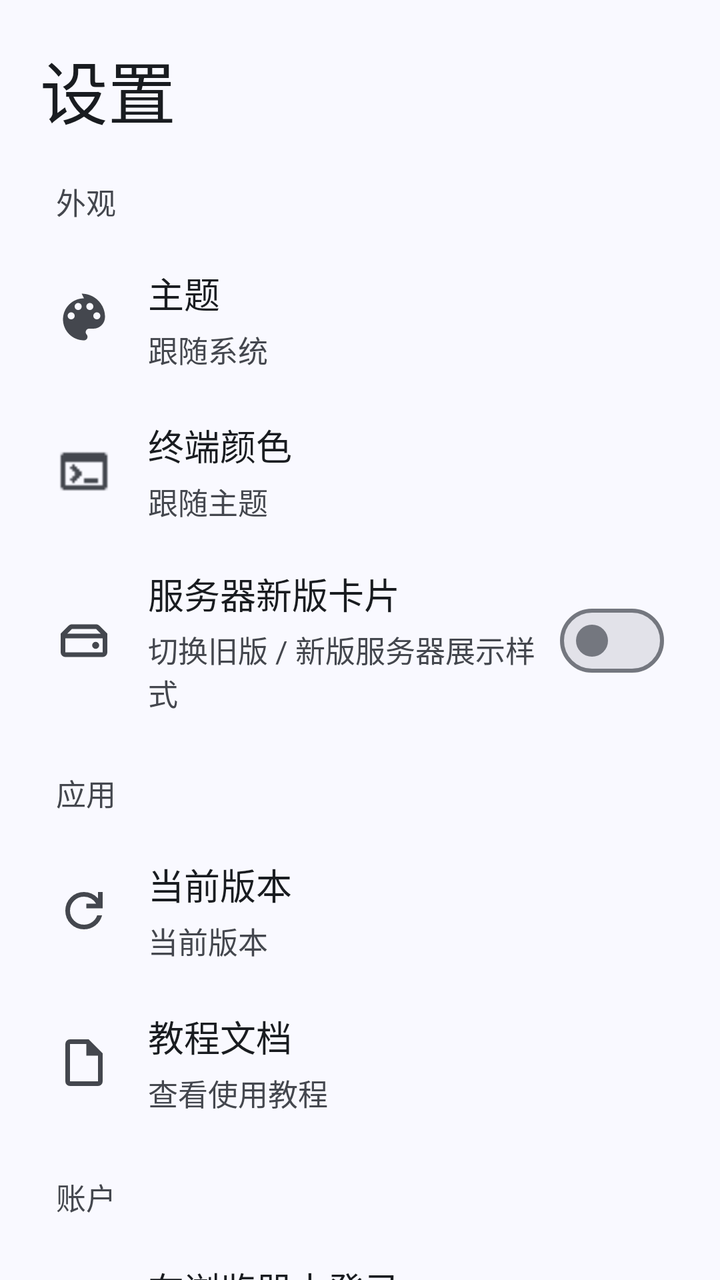
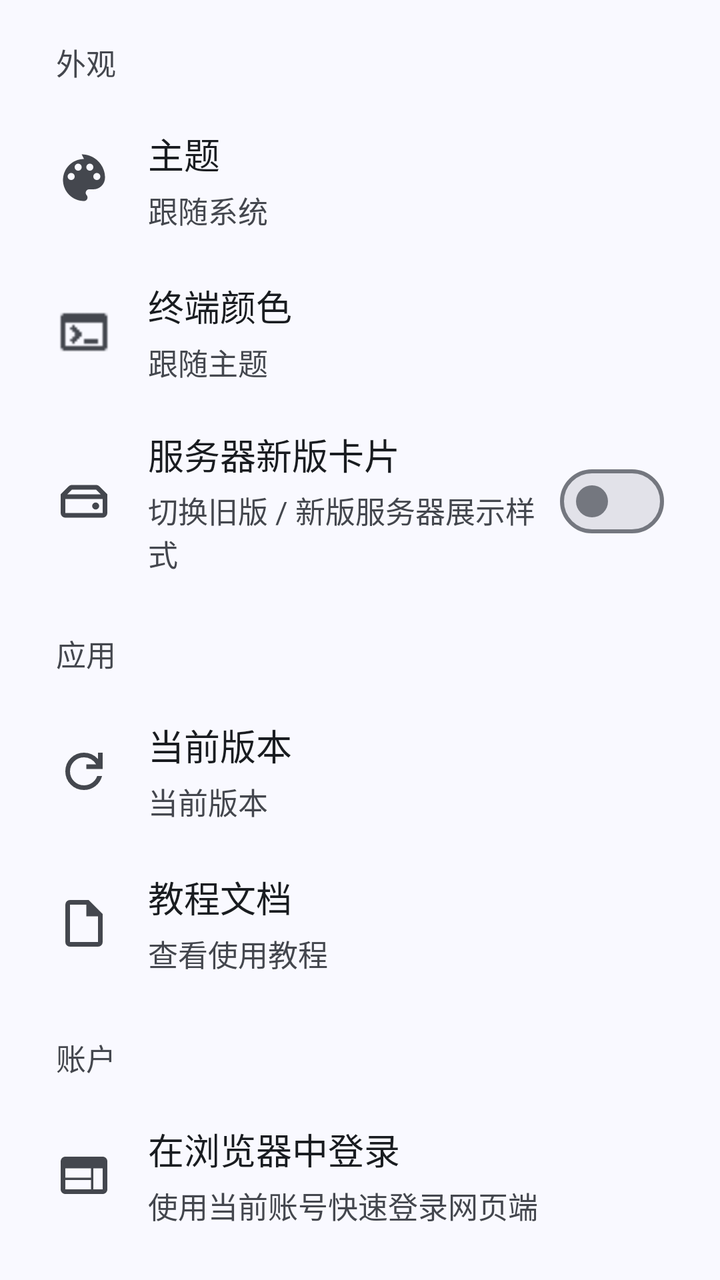

Before-and-after screenshots of an Android layout around one commit, followed by the original layout XML and the change that was made.
<!-- AndroidManifest.xml: application theme Theme.Simpfun -->
<!-- res/layout/fragment_settings.xml -->
<?xml version="1.0" encoding="utf-8"?>
<androidx.core.widget.NestedScrollView xmlns:android="http://schemas.android.com/apk/res/android"
    xmlns:app="http://schemas.android.com/apk/res-auto"
    android:id="@+id/scroll_settings"
    android:layout_width="match_parent"
    android:layout_height="match_parent"
    android:background="?attr/colorSurface"
    android:scrollbars="none">

    <LinearLayout
        android:layout_width="match_parent"
        android:layout_height="wrap_content"
        android:orientation="vertical"
        android:paddingStart="20dp"
        android:paddingTop="20dp"
        android:paddingEnd="20dp"
        android:paddingBottom="96dp">

        <TextView
            android:tag="settings_title"
            android:layout_width="wrap_content"
            android:layout_height="wrap_content"
            android:text="设置"
            android:textSize="34sp"
            android:textColor="?attr/colorOnSurface"
            android:textStyle="normal"
            android:layout_marginBottom="20dp" />

        <TextView
            android:layout_width="wrap_content"
            android:layout_height="wrap_content"
            android:text="外观"
            android:textSize="15sp"
            android:textColor="?attr/colorOnSurfaceVariant"
            android:layout_marginStart="8dp"
            android:layout_marginBottom="10dp" />

        <LinearLayout
            android:id="@+id/option_theme"
            android:layout_width="match_parent"
            android:layout_height="wrap_content"
            android:minHeight="76dp"
            android:orientation="horizontal"
            android:gravity="center_vertical"
            android:paddingHorizontal="8dp"
            android:paddingVertical="10dp"
            android:background="?attr/selectableItemBackground"
            android:clickable="true"
            android:focusable="true">

            <ImageView
                android:layout_width="28dp"
                android:layout_height="28dp"
                android:layout_marginEnd="18dp"
                android:src="@drawable/ic_palette"
                android:contentDescription="主题"
                app:tint="?attr/colorOnSurfaceVariant" />

            <LinearLayout
                android:layout_width="0dp"
                android:layout_height="wrap_content"
                android:layout_weight="1"
                android:orientation="vertical">

                <TextView
                    android:layout_width="wrap_content"
                    android:layout_height="wrap_content"
                    android:text="主题"
                    android:textSize="18sp"
                    android:textColor="?attr/colorOnSurface" />

                <TextView
                    android:id="@+id/tv_theme_current"
                    android:layout_width="wrap_content"
                    android:layout_height="wrap_content"
                    android:layout_marginTop="4dp"
                    android:text="跟随系统"
                    android:textSize="15sp"
                    android:textColor="?attr/colorOnSurfaceVariant" />
            </LinearLayout>
        </LinearLayout>

        <LinearLayout
            android:id="@+id/option_terminal_theme"
            android:layout_width="match_parent"
            android:layout_height="wrap_content"
            android:minHeight="76dp"
            android:orientation="horizontal"
            android:gravity="center_vertical"
            android:paddingHorizontal="8dp"
            android:paddingVertical="10dp"
            android:background="?attr/selectableItemBackground"
            android:clickable="true"
            android:focusable="true">

            <ImageView
                android:layout_width="28dp"
                android:layout_height="28dp"
                android:layout_marginEnd="18dp"
                android:src="@drawable/term"
                android:contentDescription="终端颜色"
                app:tint="?attr/colorOnSurfaceVariant" />

            <LinearLayout
                android:layout_width="0dp"
                android:layout_height="wrap_content"
                android:layout_weight="1"
                android:orientation="vertical">

                <TextView
                    android:layout_width="wrap_content"
                    android:layout_height="wrap_content"
                    android:text="终端颜色"
                    android:textSize="18sp"
                    android:textColor="?attr/colorOnSurface" />

                <TextView
                    android:id="@+id/tv_terminal_theme_current"
                    android:layout_width="wrap_content"
                    android:layout_height="wrap_content"
                    android:layout_marginTop="4dp"
                    android:text="跟随主题"
                    android:textSize="15sp"
                    android:textColor="?attr/colorOnSurfaceVariant" />
            </LinearLayout>
        </LinearLayout>

        <LinearLayout
            android:layout_width="match_parent"
            android:layout_height="wrap_content"
            android:minHeight="76dp"
            android:orientation="horizontal"
            android:gravity="center_vertical"
            android:paddingHorizontal="8dp"
            android:paddingVertical="10dp">

            <ImageView
                android:layout_width="28dp"
                android:layout_height="28dp"
                android:layout_marginEnd="18dp"
                android:src="@drawable/ic_server"
                android:contentDescription="服务器新版卡片"
                app:tint="?attr/colorOnSurfaceVariant" />

            <LinearLayout
                android:layout_width="0dp"
                android:layout_height="wrap_content"
                android:layout_weight="1"
                android:orientation="vertical">

                <TextView
                    android:layout_width="wrap_content"
                    android:layout_height="wrap_content"
                    android:text="服务器新版卡片"
                    android:textSize="18sp"
                    android:textColor="?attr/colorOnSurface" />

                <TextView
                    android:layout_width="wrap_content"
                    android:layout_height="wrap_content"
                    android:layout_marginTop="4dp"
                    android:text="切换旧版 / 新版服务器展示样式"
                    android:textSize="15sp"
                    android:textColor="?attr/colorOnSurfaceVariant" />
            </LinearLayout>

            <com.google.android.material.materialswitch.MaterialSwitch
                android:id="@+id/switch_server_card_style"
                android:layout_width="wrap_content"
                android:layout_height="wrap_content" />
        </LinearLayout>

        <TextView
            android:layout_width="wrap_content"
            android:layout_height="wrap_content"
            android:text="应用"
            android:textSize="15sp"
            android:textColor="?attr/colorOnSurfaceVariant"
            android:layout_marginStart="8dp"
            android:layout_marginTop="18dp"
            android:layout_marginBottom="10dp" />

        <LinearLayout
            android:id="@+id/option_check_update"
            android:layout_width="match_parent"
            android:layout_height="wrap_content"
            android:minHeight="76dp"
            android:orientation="horizontal"
            android:gravity="center_vertical"
            android:paddingHorizontal="8dp"
            android:paddingVertical="10dp"
            android:background="?attr/selectableItemBackground"
            android:clickable="true"
            android:focusable="true">

            <ImageView
                android:layout_width="28dp"
                android:layout_height="28dp"
                android:layout_marginEnd="18dp"
                android:src="@drawable/ic_refresh"
                android:contentDescription="当前版本"
                app:tint="?attr/colorOnSurfaceVariant" />

            <LinearLayout
                android:layout_width="0dp"
                android:layout_height="wrap_content"
                android:layout_weight="1"
                android:orientation="vertical">

                <TextView
                    android:layout_width="wrap_content"
                    android:layout_height="wrap_content"
                    android:text="当前版本"
                    android:textSize="18sp"
                    android:textColor="?attr/colorOnSurface" />

                <TextView
                    android:id="@+id/tv_version"
                    android:layout_width="wrap_content"
                    android:layout_height="wrap_content"
                    android:layout_marginTop="4dp"
                    android:text="当前版本"
                    android:textSize="15sp"
                    android:textColor="?attr/colorOnSurfaceVariant" />
            </LinearLayout>
        </LinearLayout>

        <LinearLayout
            android:id="@+id/option_tutorial"
            android:layout_width="match_parent"
            android:layout_height="wrap_content"
            android:minHeight="76dp"
            android:orientation="horizontal"
            android:gravity="center_vertical"
            android:paddingHorizontal="8dp"
            android:paddingVertical="10dp"
            android:background="?attr/selectableItemBackground"
            android:clickable="true"
            android:focusable="true">

            <ImageView
                android:layout_width="28dp"
                android:layout_height="28dp"
                android:layout_marginEnd="18dp"
                android:src="@drawable/ic_document"
                android:contentDescription="教程文档"
                app:tint="?attr/colorOnSurfaceVariant" />

            <LinearLayout
                android:layout_width="0dp"
                android:layout_height="wrap_content"
                android:layout_weight="1"
                android:orientation="vertical">

                <TextView
                    android:layout_width="wrap_content"
                    android:layout_height="wrap_content"
                    android:text="教程文档"
                    android:textSize="18sp"
                    android:textColor="?attr/colorOnSurface" />

                <TextView
                    android:layout_width="wrap_content"
                    android:layout_height="wrap_content"
                    android:layout_marginTop="4dp"
                    android:text="查看使用教程"
                    android:textSize="15sp"
                    android:textColor="?attr/colorOnSurfaceVariant" />
            </LinearLayout>
        </LinearLayout>

        <TextView
            android:layout_width="wrap_content"
            android:layout_height="wrap_content"
            android:text="账户"
            android:textSize="15sp"
            android:textColor="?attr/colorOnSurfaceVariant"
            android:layout_marginStart="8dp"
            android:layout_marginTop="18dp"
            android:layout_marginBottom="10dp" />

        <LinearLayout
            android:id="@+id/option_login_browser"
            android:layout_width="match_parent"
            android:layout_height="wrap_content"
            android:minHeight="76dp"
            android:orientation="horizontal"
            android:gravity="center_vertical"
            android:paddingHorizontal="8dp"
            android:paddingVertical="10dp"
            android:background="?attr/selectableItemBackground"
            android:clickable="true"
            android:focusable="true">

            <ImageView
                android:layout_width="28dp"
                android:layout_height="28dp"
                android:layout_marginEnd="18dp"
                android:src="@drawable/ic_web"
                android:contentDescription="浏览器登录"
                app:tint="?attr/colorOnSurfaceVariant" />

            <LinearLayout
                android:layout_width="0dp"
                android:layout_height="wrap_content"
                android:layout_weight="1"
                android:orientation="vertical">

                <TextView
                    android:layout_width="wrap_content"
                    android:layout_height="wrap_content"
                    android:text="在浏览器中登录"
                    android:textSize="18sp"
                    android:textColor="?attr/colorOnSurface" />

                <TextView
                    android:layout_width="wrap_content"
                    android:layout_height="wrap_content"
                    android:layout_marginTop="4dp"
                    android:text="使用当前账号快速登录网页端"
                    android:textSize="15sp"
                    android:textColor="?attr/colorOnSurfaceVariant" />
            </LinearLayout>
        </LinearLayout>

        <LinearLayout
            android:id="@+id/option_bind_qq"
            android:layout_width="match_parent"
            android:layout_height="wrap_content"
            android:minHeight="76dp"
            android:orientation="horizontal"
            android:gravity="center_vertical"
            android:paddingHorizontal="8dp"
            android:paddingVertical="10dp"
            android:background="?attr/selectableItemBackground"
            android:clickable="true"
            android:focusable="true">

            <ImageView
                android:layout_width="28dp"
                android:layout_height="28dp"
                android:layout_marginEnd="18dp"
                android:src="@drawable/ic_profile"
                android:contentDescription="绑定QQ"
                app:tint="?attr/colorOnSurfaceVariant" />

            <LinearLayout
                android:layout_width="0dp"
                android:layout_height="wrap_content"
                android:layout_weight="1"
                android:orientation="vertical">

                <TextView
                    android:layout_width="wrap_content"
                    android:layout_height="wrap_content"
                    android:text="绑定 QQ 号"
                    android:textSize="18sp"
                    android:textColor="?attr/colorOnSurface" />

                <TextView
                    android:id="@+id/tv_qq_current"
                    android:layout_width="wrap_content"
                    android:layout_height="wrap_content"
                    android:layout_marginTop="4dp"
                    android:text="未绑定"
                    android:textSize="15sp"
                    android:textColor="?attr/colorOnSurfaceVariant" />
            </LinearLayout>
        </LinearLayout>

        <LinearLayout
            android:id="@+id/option_logout"
            android:layout_width="match_parent"
            android:layout_height="wrap_content"
            android:minHeight="76dp"
            android:orientation="horizontal"
            android:gravity="center_vertical"
            android:paddingHorizontal="8dp"
            android:paddingVertical="10dp"
            android:background="?attr/selectableItemBackground"
            android:clickable="true"
            android:focusable="true">

            <ImageView
                android:layout_width="28dp"
                android:layout_height="28dp"
                android:layout_marginEnd="18dp"
                android:src="@drawable/ic_logout"
                android:contentDescription="退出登录"
                app:tint="?attr/colorError" />

            <LinearLayout
                android:layout_width="0dp"
                android:layout_height="wrap_content"
                android:layout_weight="1"
                android:orientation="vertical">

                <TextView
                    android:layout_width="wrap_content"
                    android:layout_height="wrap_content"
                    android:text="退出登录"
                    android:textSize="18sp"
                    android:textColor="?attr/colorError" />

                <TextView
                    android:layout_width="wrap_content"
                    android:layout_height="wrap_content"
                    android:layout_marginTop="4dp"
                    android:text="退出当前账号并返回登录页"
                    android:textSize="15sp"
                    android:textColor="?attr/colorOnSurfaceVariant" />
            </LinearLayout>
        </LinearLayout>

    </LinearLayout>
</androidx.core.widget.NestedScrollView>
<!-- resources referenced by this layout -->
<resources>
  <!-- drawable ic_document (drawable) -->
  <vector xmlns:android="http://schemas.android.com/apk/res/android"
      android:width="24dp"
      android:height="24dp"
      android:viewportWidth="24"
      android:viewportHeight="24">
    <path
        android:fillColor="@android:color/white"
        android:pathData="M14,2H6A2,2 0 0,0 4,4V20A2,2 0 0,0 6,22H18A2,2 0 0,0 20,20V8L14,2M18,20H6V4H13V9H18V20Z"/>
  </vector>
  <!-- drawable ic_profile (drawable) -->
  <vector xmlns:android="http://schemas.android.com/apk/res/android"
          android:width="24dp" android:height="24dp"
          android:viewportWidth="24" android:viewportHeight="24">
      <path
              android:fillColor="#FF6200EE"
              android:pathData="M12,12c2.21,0 4,-1.79 4,-4s-1.79,-4 -4,-4 -4,1.79 -4,4 1.79,4 4,4zM12,14c-2.67,0 -8,1.34 -8,4v2h16v-2c0,-2.66 -5.33,-4 -8,-4z"/>
  </vector>
  <color name="md_theme_primary">#AAC7FF</color>
  <color name="md_theme_onPrimary">#FFFFFF</color>
  <color name="md_theme_primaryContainer">#D6E3FF</color>
  <color name="md_theme_onPrimaryContainer">#284777</color>
  <color name="md_theme_secondary">#565F71</color>
  <color name="md_theme_onSecondary">#FFFFFF</color>
  <color name="md_theme_secondaryContainer">#DAE2F9</color>
  <color name="md_theme_onSecondaryContainer">#3E4759</color>
  <color name="md_theme_tertiary">#705575</color>
  <color name="md_theme_onTertiary">#FFFFFF</color>
  <color name="md_theme_tertiaryContainer">#FAD8FD</color>
  <color name="md_theme_onTertiaryContainer">#573E5C</color>
  <color name="md_theme_error">#BA1A1A</color>
  <color name="md_theme_onError">#FFFFFF</color>
  <color name="md_theme_errorContainer">#FFDAD6</color>
  <color name="md_theme_onErrorContainer">#93000A</color>
  <color name="md_theme_background">#F9F9FF</color>
  <color name="md_theme_onBackground">#191C20</color>
  <color name="md_theme_surface">#F9F9FF</color>
  <color name="md_theme_onSurface">#191C20</color>
  <color name="md_theme_surfaceVariant">#E0E2EC</color>
  <color name="md_theme_onSurfaceVariant">#44474E</color>
  <color name="md_theme_outline">#74777F</color>
  <color name="md_theme_outlineVariant">#C4C6D0</color>
  <color name="md_theme_inverseSurface">#2E3036</color>
  <color name="md_theme_inverseOnSurface">#F0F0F7</color>
  <color name="md_theme_inversePrimary">#AAC7FF</color>
  <color name="md_theme_primaryFixed">#D6E3FF</color>
  <color name="md_theme_onPrimaryFixed">#001B3E</color>
  <color name="md_theme_primaryFixedDim">#AAC7FF</color>
  <color name="md_theme_onPrimaryFixedVariant">#284777</color>
  <color name="md_theme_secondaryFixed">#DAE2F9</color>
  <color name="md_theme_onSecondaryFixed">#131C2B</color>
  <color name="md_theme_secondaryFixedDim">#BEC6DC</color>
  <color name="md_theme_onSecondaryFixedVariant">#3E4759</color>
  <color name="md_theme_tertiaryFixed">#FAD8FD</color>
  <color name="md_theme_onTertiaryFixed">#28132E</color>
  <color name="md_theme_tertiaryFixedDim">#DDBCE0</color>
  <color name="md_theme_onTertiaryFixedVariant">#573E5C</color>
  <color name="md_theme_surfaceDim">#D9D9E0</color>
  <color name="md_theme_surfaceBright">#F9F9FF</color>
  <color name="md_theme_surfaceContainerLowest">#FFFFFF</color>
  <color name="md_theme_surfaceContainerLow">#F3F3FA</color>
  <color name="md_theme_surfaceContainer">#EDEDF4</color>
  <color name="md_theme_surfaceContainerHigh">#E7E8EE</color>
  <color name="md_theme_surfaceContainerHighest">#E2E2E9</color>
  <style name="ThemeOverlay.Simpfun.BottomSheet" parent="ThemeOverlay.MaterialComponents.BottomSheetDialog" />
  <!-- unchanged entries left out for length: 7 -->
</resources>

<!-- the commit's change to res/layout/fragment_settings.xml (unified diff, before → after) -->
@@ -17,16 +17,6 @@
         android:paddingBottom="96dp">
 
         <TextView
-            android:tag="settings_title"
-            android:layout_width="wrap_content"
-            android:layout_height="wrap_content"
-            android:text="设置"
-            android:textSize="34sp"
-            android:textColor="?attr/colorOnSurface"
-            android:textStyle="normal"
-            android:layout_marginBottom="20dp" />
-
-        <TextView
             android:layout_width="wrap_content"
             android:layout_height="wrap_content"
             android:text="外观"
